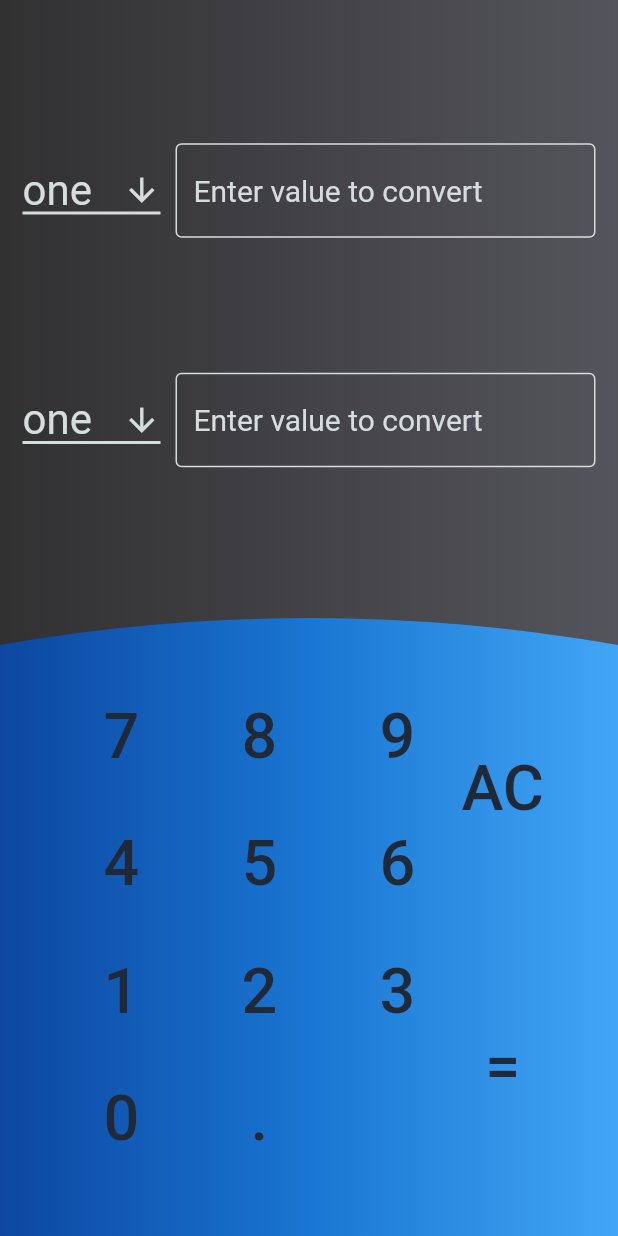
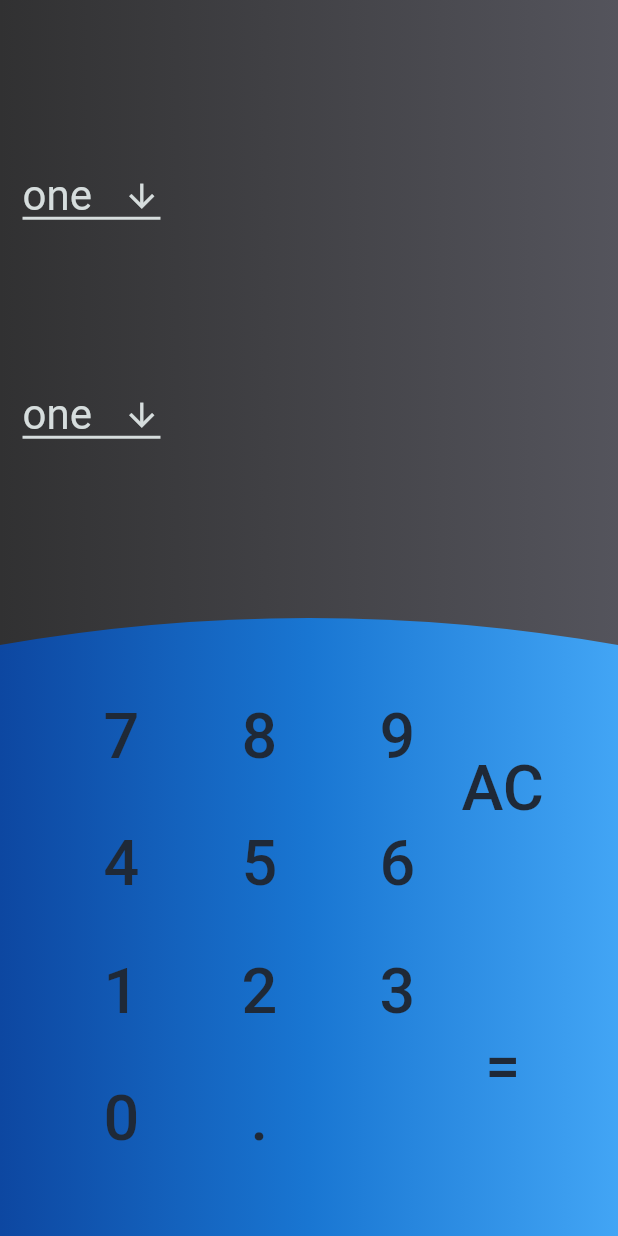
Before and after one commit to malik-vishu/Calculator-Flutter, a Flutter app: the screen it shows after launch, after a tap on "AC", on a phone screen of 412 x 824 dp. Run offline on Flutter 3.47's test engine with Material 2 defaults, Android fonts, the phone set to English and light mode, and no system bars; drawn by our look-alikes of velocity_x; our stand-ins replace math_expressions.

Commit message:
Text change implemented

```diff
--- a/lib/screens/conversion_screen.dart
+++ b/lib/screens/conversion_screen.dart
@@ -18,6 +18,30 @@ class _ConversionScreenState extends State<ConversionScreen> {
   String dropdownValue2 = typeList.first;
   TextEditingController controllerVar1 = TextEditingController();
   TextEditingController controllerVar2 = TextEditingController();
+  bool field1 = false;
+  bool field2 = false;
+  String field1Text = "";
+  String field2Text = "";
+  onClick(value) {
+    print(value);
+    if (field1 && !field2) {
+      print("Field one is true and Field two is False");
+      if (value == "AC") {
+        field1Text = "";
+      } else {
+        field1Text += value;
+      }
+    } else if (!field1 && field2) {
+      print("Field One is false And Field Two Is true ");
+      if (value == "AC") {
+        field2Text = "";
+      } else {
+        field2Text += value;
+      }
+    }
+    setState(() {});
+  }
+
   @override
   Widget build(BuildContext context) {
     return Scaffold(
@@ -83,37 +107,18 @@ class _ConversionScreenState extends State<ConversionScreen> {
                             width: 10,
                           ),
                           SizedBox(
-                              width: 280,
-                              child: TextFormField(
-                                controller: controllerVar1,
-                                cursorColor:
-                                    const Color.fromARGB(255, 214, 221, 221),
-                                cursorWidth: 4,
-                                decoration: const InputDecoration(
-                                    enabledBorder: OutlineInputBorder(
-                                      borderSide: BorderSide(
-                                          color: Color.fromARGB(
-                                              255, 214, 221, 221)),
-                                    ),
-                                    errorBorder: OutlineInputBorder(
-                                      borderSide: BorderSide(
-                                          color: Color.fromARGB(
-                                              255, 233, 101, 48)),
-                                    ),
-                                    focusedBorder: OutlineInputBorder(
-                                      borderSide: BorderSide(
-                                          color:
-                                              Color.fromARGB(255, 12, 14, 15)),
-                                    ),
-                                    hintStyle: TextStyle(
-                                        fontSize: 20,
-                                        color:
-                                            Color.fromARGB(255, 214, 221, 221)),
-                                    hintText: "Enter value to convert",
-                                    border: OutlineInputBorder(
-                                        borderSide: BorderSide(width: 3))),
-                                keyboardType: TextInputType.none,
-                              ))
+                            width: 280,
+                            child: InkWell(
+                                onTap: () {
+                                  field1 = true;
+                                  field2 = false;
+                                  setState(() {});
+                                },
+                                child: field1Text.text
+                                    .color(Colors.white70)
+                                    .size(48)
+                                    .make()),
+                          )
                         ],
                       ),
                     ),
@@ -161,36 +166,16 @@ class _ConversionScreenState extends State<ConversionScreen> {
                           ),
                           SizedBox(
                               width: 280,
-                              child: TextFormField(
-                                controller: controllerVar2,
-                                cursorColor:
-                                    const Color.fromARGB(255, 214, 221, 221),
-                                cursorWidth: 4,
-                                decoration: const InputDecoration(
-                                    enabledBorder: OutlineInputBorder(
-                                      borderSide: BorderSide(
-                                          color: Color.fromARGB(
-                                              255, 214, 221, 221)),
-                                    ),
-                                    errorBorder: OutlineInputBorder(
-                                      borderSide: BorderSide(
-                                          color: Color.fromARGB(
-                                              255, 233, 101, 48)),
-                                    ),
-                                    focusedBorder: OutlineInputBorder(
-                                      borderSide: BorderSide(
-                                          color:
-                                              Color.fromARGB(255, 12, 14, 15)),
-                                    ),
-                                    hintStyle: TextStyle(
-                                        fontSize: 20,
-                                        color:
-                                            Color.fromARGB(255, 214, 221, 221)),
-                                    hintText: "Enter value to convert",
-                                    border: OutlineInputBorder(
-                                        borderSide: BorderSide(width: 3))),
-                                keyboardType: TextInputType.none,
-                              ))
+                              child: InkWell(
+                                  onTap: () {
+                                    field2 = true;
+                                    field1 = false;
+                                    setState(() {});
+                                  },
+                                  child: field2Text.text
+                                      .color(Colors.white70)
+                                      .size(48)
+                                      .make()))
                         ],
                       ),
                     )
@@ -226,7 +211,7 @@ class _ConversionScreenState extends State<ConversionScreen> {
                                   textButtonStyle: textButtonStyle1,
                                   symbol: const ["7", "8", "9"],
                                   itemCount: 3,
-                                  onClick: null),
+                                  onClick: onClick),
                             ),
                           ),
                           Padding(
@@ -238,7 +223,7 @@ class _ConversionScreenState extends State<ConversionScreen> {
                                   textButtonStyle: textButtonStyle1,
                                   symbol: const ["4", "5", "6"],
                                   itemCount: 3,
-                                  onClick: null),
+                                  onClick: onClick),
                             ),
                           ),
                           Padding(
@@ -250,7 +235,7 @@ class _ConversionScreenState extends State<ConversionScreen> {
                                   textButtonStyle: textButtonStyle1,
                                   symbol: const ["1", "2", "3"],
                                   itemCount: 3,
-                                  onClick: null),
+                                  onClick: onClick),
                             ),
                           ),
                           Padding(
@@ -262,7 +247,7 @@ class _ConversionScreenState extends State<ConversionScreen> {
                                   textButtonStyle: textButtonStyle1,
                                   symbol: const ["0", "."],
                                   itemCount: 2,
-                                  onClick: null),
+                                  onClick: onClick),
                             ),
                           ),
                         ]),
@@ -279,7 +264,7 @@ class _ConversionScreenState extends State<ConversionScreen> {
                             width: 90,
                             child: TextButton(
                                 style: textButtonStyle4,
-                                onPressed: () {},
+                                onPressed: () => onClick("AC"),
                                 child: "AC".text.gray800.size(42).make()),
                           ),
                           SizedBox(
@@ -287,7 +272,7 @@ class _ConversionScreenState extends State<ConversionScreen> {
                             width: 90,
                             child: TextButton(
                                 style: textButtonStyle4,
-                                onPressed: () {},
+                                onPressed: () => onClick("="),
                                 child: "=".text.gray800.size(42).make()),
                           ),
                         ])
```
